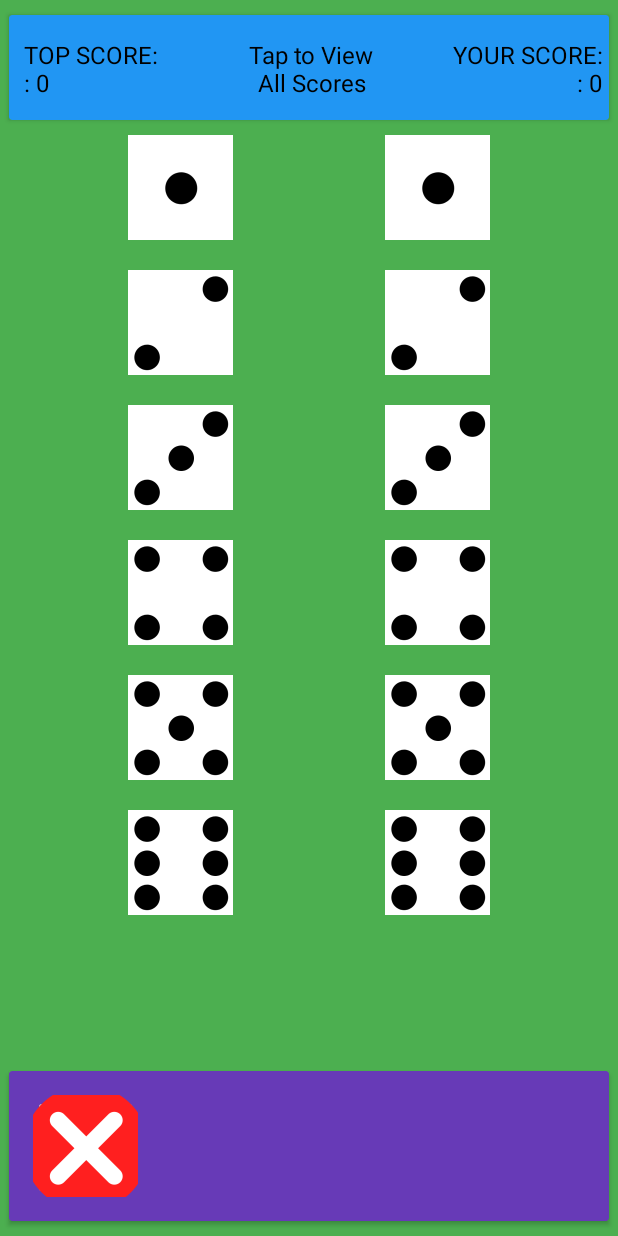
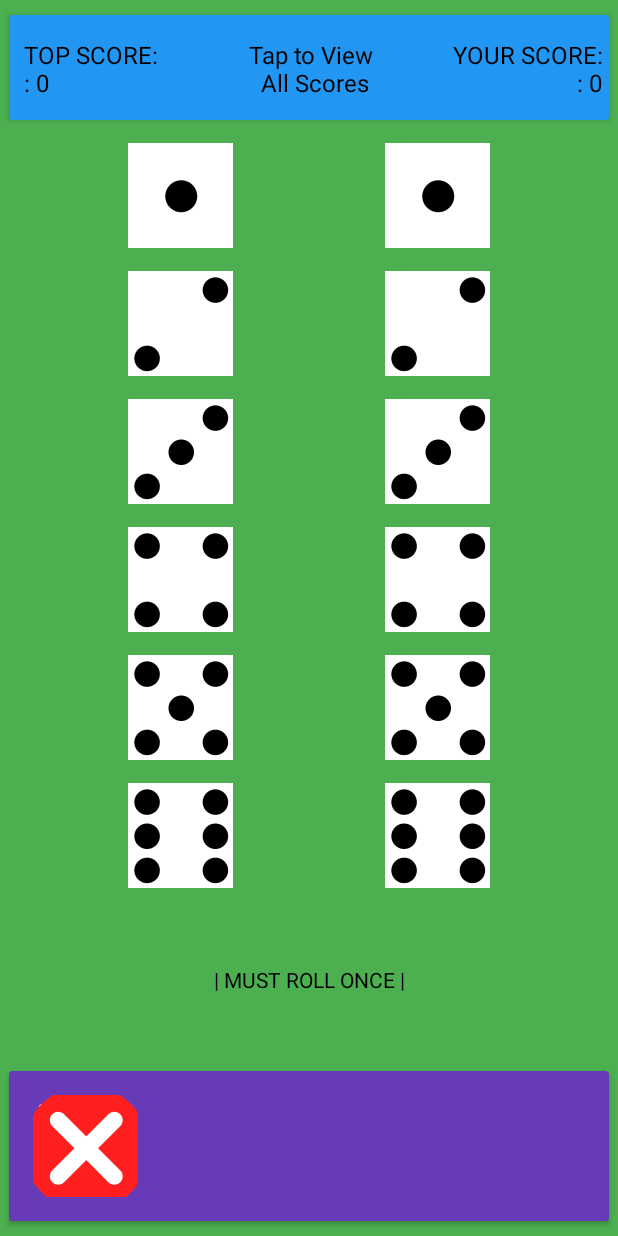
Before and after one commit to Wahad10/ECS193_PigKeeper, an Android app: the RollActivity screen opened directly, with no data from a screen before it, after a tap on an icon or button, on a phone screen of 412 x 824 dp. Run offline under Robolectric (Android 15) with nearby library versions, the phone set to English and light mode, and no system bars; 1 statement that could not run was skipped; 2 other taps on this screen came first.

Commit message:
Added special rule case consequence text to bottom of roll screen

```diff
--- a/app/src/main/java/com/example/pigkeeper/GlobalData.kt
+++ b/app/src/main/java/com/example/pigkeeper/GlobalData.kt
@@ -3,7 +3,6 @@ package com.example.pigkeeper
 import android.app.Application
 import android.content.Context
 import android.content.SharedPreferences
-import kotlin.collections.mutableMapOf
 
 class GlobalData: Application() {
     lateinit var players : ArrayList<String>
@@ -40,6 +39,7 @@ class GlobalData: Application() {
     var previousPlayerLastRollWasDouble: Boolean = false
     var previousPlayerConsecutiveDoubleRolls: Int = 0
     var lastLastRollWasDouble: Boolean = false
+    var textConsequenceBuilder = StringBuilder()
 
 
     //Add rules here, idk what data structure you want
@@ -130,6 +130,7 @@ class GlobalData: Application() {
         previousPlayerLastRollWasDouble = sharedPreferences.getBoolean("previousPlayerLastRollWasDouble", false)
         previousPlayerConsecutiveDoubleRolls = sharedPreferences.getInt("previousPlayerConsecutiveDoubleRolls", 0)
         lastLastRollWasDouble = sharedPreferences.getBoolean("lastLastRollWasDouble", false)
+        textConsequenceBuilder = StringBuilder(sharedPreferences.getString("textConsequenceBuilder", ""))
     }
 
     fun saveData() {
@@ -185,6 +186,7 @@ class GlobalData: Application() {
         editor.putBoolean("previousPlayerLastRollWasDouble", previousPlayerLastRollWasDouble)
         editor.putInt("previousPlayerConsecutiveDoubleRolls", previousPlayerConsecutiveDoubleRolls)
         editor.putBoolean("lastLastRollWasDouble", lastLastRollWasDouble)
+        editor.putString("textConsequenceBuilder", textConsequenceBuilder.toString())
 
 
         editor.apply()
--- a/app/src/main/java/com/example/pigkeeper/RollActivity.kt
+++ b/app/src/main/java/com/example/pigkeeper/RollActivity.kt
@@ -1,17 +1,14 @@
 package com.example.pigkeeper
 
 import android.content.Intent
-import android.content.res.ColorStateList
 import android.graphics.Color
 import android.graphics.PorterDuff
-import androidx.appcompat.app.AppCompatActivity
 import android.os.Bundle
 import android.util.Log
 import android.view.View
-import android.widget.Button
-import android.widget.EditText
 import android.widget.ImageButton
 import android.widget.TextView
+import androidx.appcompat.app.AppCompatActivity
 import androidx.cardview.widget.CardView
 
 class RollActivity : AppCompatActivity() {
@@ -43,6 +40,7 @@ class RollActivity : AppCompatActivity() {
     private var previousPlayerLastRollWasDouble: Boolean = false
     private var previousPlayerConsecutiveDoubleRolls: Int = 0
     private var lastLastRollWasDouble: Boolean = false
+    private var textConsequenceBuilder = StringBuilder()
     //END NEW
 
     private var currentPlayer: String = ""
@@ -57,6 +55,7 @@ class RollActivity : AppCompatActivity() {
     private var endingPlayer: String = ""
 
     //Items from layout that need to be passed to other functions
+    private lateinit var textConsequence: TextView
     private lateinit var textYourScore: TextView
     private lateinit var textTopScore: TextView
     private lateinit var leftDiceButtons: List<ImageButton>
@@ -90,6 +89,7 @@ class RollActivity : AppCompatActivity() {
 
 
         //Get all items from layout
+        textConsequence = findViewById<TextView>(R.id.textConsequence)
         textYourScore = findViewById<TextView>(R.id.textYourScore)
         textTopScore = findViewById<TextView>(R.id.textTopScore)
         val topCard = findViewById<CardView>(R.id.cardTop)
@@ -118,6 +118,10 @@ class RollActivity : AppCompatActivity() {
         // Initially hide both next buttons and undo button
         hideNextButtons()
         undoRollButton.visibility = View.INVISIBLE
+        // Initially show that player must roll at least once
+        if(!rolledOnce){
+            addTextConsequence("| MUST ROLL ONCE |")
+        }
 
 
         //THIS CODE BLOCK KEEPS DATA ALIVE
@@ -284,10 +288,26 @@ class RollActivity : AppCompatActivity() {
         nextPlayerButton.visibility = View.GONE
     }
 
+    private fun addTextConsequence(consequence: String){
+        textConsequenceBuilder.append(consequence)
+        textConsequence.setText(textConsequenceBuilder)
+        textConsequence.setVisibility(View.VISIBLE);
+    }
+
+    private fun hideTextConsequence(){
+        textConsequenceBuilder.setLength(0)
+        textConsequence.setVisibility(View.GONE);
+
+        if(!rolledOnce){
+            addTextConsequence("| MUST ROLL ONCE |")
+        }
+    }
+
     //when unselecting a dice, it will show the roll start score
     private fun showRollStartScore(){
         currentPlayerNewScore = currentPlayerRollStartScore
         showScoreText()
+        hideTextConsequence()
     }
 
     //main logic function to calculate the players score based on the two dice
@@ -301,6 +321,8 @@ class RollActivity : AppCompatActivity() {
         //HERE, MOVED IF AGAIN TO ROLLNEXT
         lastRollWasDouble = false
         lastLastRollWasDouble = false
+        //reset text Consequence
+        //hideTextConsequence()
 
 
 //       //need to implement special rule cases here
@@ -354,23 +376,28 @@ class RollActivity : AppCompatActivity() {
 
     private fun doublePoints(){
         currentPlayerNewScore = nameToScore[currentPlayer]!! + (2*selectedScore)
+        addTextConsequence("| DOUBLE POINTS |")
     }
 
     //this not right, IS RIGHT NOW (complicated undo function)
     private fun loseTurn(){
         mustNextPlayer = true
+        addTextConsequence("| LOSE TURN |")
     }
 
     private fun mustRollAgain(){
         mustNextRoll = true
+        addTextConsequence("| MUST ROLL AGAIN |")
     }
 
     private fun resetScoreToLastTurn(){
         currentPlayerNewScore = currentPlayerLastTurnScore
+        addTextConsequence("| RESET TURN SCORE |")
     }
 
     private fun resetScoreToZero(){
         currentPlayerNewScore = 0
+        addTextConsequence("| RESET SCORE TO 0 |")
     }
 
     private fun showScoreText(){
@@ -424,6 +451,13 @@ class RollActivity : AppCompatActivity() {
         }
         //lastLastRollWasDouble = lastRollWasDouble
         resetVariables()
+        //get rid of roll once text
+        if(wasFirstRoll){
+            val index: Int = textConsequenceBuilder.indexOf("| MUST ROLL ONCE |")
+            textConsequenceBuilder.delete(index, index + "| MUST ROLL ONCE |".length)
+            textConsequence.setText(textConsequenceBuilder)
+            textConsequence.setVisibility(View.VISIBLE)
+        }
     }
 
     //saves the current player's info and loads next player
@@ -478,6 +512,7 @@ class RollActivity : AppCompatActivity() {
         lastRollWasDouble = false
         consecutiveDoubleRolls = 0
         resetVariables()
+        hideTextConsequence()
     }
 
     //FOR NOW only undo once (the last action)
@@ -511,6 +546,7 @@ class RollActivity : AppCompatActivity() {
                 }
                 //disableDiceSelect = false
                 resetVariables()
+                hideTextConsequence()
 
             //if current player has rolled once
             } else if(rolledOnce){
@@ -555,6 +591,7 @@ class RollActivity : AppCompatActivity() {
                 currentPlayerRollStartScore = nameToScore[currentPlayer]!!
                 disableDiceSelect = false
                 resetVariables()
+                hideTextConsequence()
             }
 
             /**if(lastRollWasMustNextRoll){
@@ -587,6 +624,7 @@ class RollActivity : AppCompatActivity() {
         showScoreText()
         updateDiceButtonSelection(leftDiceButtons, -1)
         updateDiceButtonSelection(rightDiceButtons, -1)
+        //hideTextConsequence() I dont want roll next to reset the text
     }
 
     private fun updatePot(){
@@ -655,6 +693,7 @@ class RollActivity : AppCompatActivity() {
         globalVariable.previousPlayerLastRollWasDouble = this.previousPlayerLastRollWasDouble
         globalVariable.previousPlayerConsecutiveDoubleRolls = this.previousPlayerConsecutiveDoubleRolls
         globalVariable.lastLastRollWasDouble = this.lastLastRollWasDouble
+        globalVariable.textConsequenceBuilder = this.textConsequenceBuilder
 
         //save scores to global vars
         globalVariable.nameToScore = this.nameToScore
@@ -689,6 +728,7 @@ class RollActivity : AppCompatActivity() {
         this.previousPlayerLastRollWasDouble = globalVariable.previousPlayerLastRollWasDouble
         this.previousPlayerConsecutiveDoubleRolls = globalVariable.previousPlayerConsecutiveDoubleRolls
         this.lastLastRollWasDouble = globalVariable.lastLastRollWasDouble
+        this.textConsequenceBuilder = globalVariable.textConsequenceBuilder
 
         //restore scores from global vars
         this.nameToScore = globalVariable.nameToScore
@@ -698,5 +738,11 @@ class RollActivity : AppCompatActivity() {
         if(rolledOnce){
             showNextPlayerButton()
         }
+        if(textConsequenceBuilder.length > 0){
+            Log.d("me", rolledOnce.toString())
+            Log.d("me", textConsequenceBuilder.toString())
+            textConsequence.setText(textConsequenceBuilder)
+            textConsequence.setVisibility(View.VISIBLE);
+        }
     }
 }
--- a/app/src/main/res/layout/activity_roll.xml
+++ b/app/src/main/res/layout/activity_roll.xml
@@ -51,7 +51,7 @@
             android:layout_height="wrap_content"
             android:layout_marginStart="160dp"
             android:layout_marginTop="15dp"
-            android:text="Tap to View\nAll Scores"
+            android:text="Tap to View\n All Scores"
             android:textAlignment="center"
             android:textColor="#000000"
             android:textSize="16sp"
@@ -95,21 +95,21 @@
                 android:id="@+id/imageButtonNextRoll"
                 android:layout_width="70dp"
                 android:layout_height="70dp"
+                android:visibility="gone"
+                app:layout_constraintEnd_toEndOf="@+id/imageButtonNextPlayer"
+                app:layout_constraintStart_toStartOf="@+id/imageButtonNextPlayer"
                 app:layout_constraintTop_toTopOf="@+id/imageButtonNextPlayer"
-                app:layout_constraintStart_toStartOf="@+id/imageButtonNextPlayer"
-                app:layout_constraintEnd_toEndOf="@+id/imageButtonNextPlayer"
-                app:srcCompat="@mipmap/check_foreground"
-                android:visibility="gone" />
+                app:srcCompat="@mipmap/check_foreground" />
 
             <ImageButton
                 android:id="@+id/imageButtonNextPlayer"
                 android:layout_width="70dp"
                 android:layout_height="70dp"
+                android:visibility="gone"
                 app:layout_constraintBottom_toBottomOf="@+id/cardBottom"
+                app:layout_constraintEnd_toEndOf="parent"
                 app:layout_constraintStart_toStartOf="parent"
-                app:layout_constraintEnd_toEndOf="parent"
-                app:srcCompat="@mipmap/nextplayer_foreground"
-                android:visibility="gone" />
+                app:srcCompat="@mipmap/nextplayer_foreground" />
 
 
         </LinearLayout>
@@ -120,7 +120,7 @@
         android:id="@+id/imageButtonL1"
         android:layout_width="70dp"
         android:layout_height="70dp"
-        android:layout_marginTop="10dp"
+        android:layout_marginTop="15dp"
         app:layout_constraintEnd_toEndOf="parent"
         app:layout_constraintHorizontal_bias="0.25"
         app:layout_constraintStart_toStartOf="parent"
@@ -131,7 +131,7 @@
         android:id="@+id/imageButtonL2"
         android:layout_width="70dp"
         android:layout_height="70dp"
-        android:layout_marginTop="20dp"
+        android:layout_marginTop="15dp"
         app:layout_constraintEnd_toEndOf="@+id/imageButtonL1"
         app:layout_constraintHorizontal_bias="0.0"
         app:layout_constraintStart_toStartOf="@+id/imageButtonL1"
@@ -142,7 +142,7 @@
         android:id="@+id/imageButtonL3"
         android:layout_width="70dp"
         android:layout_height="70dp"
-        android:layout_marginTop="20dp"
+        android:layout_marginTop="15dp"
         app:layout_constraintEnd_toEndOf="@+id/imageButtonL2"
         app:layout_constraintHorizontal_bias="0.0"
         app:layout_constraintStart_toStartOf="@+id/imageButtonL2"
@@ -153,7 +153,7 @@
         android:id="@+id/imageButtonL4"
         android:layout_width="70dp"
         android:layout_height="70dp"
-        android:layout_marginTop="20dp"
+        android:layout_marginTop="15dp"
         app:layout_constraintEnd_toEndOf="@+id/imageButtonL3"
         app:layout_constraintHorizontal_bias="0.0"
         app:layout_constraintStart_toStartOf="@+id/imageButtonL3"
@@ -164,7 +164,7 @@
         android:id="@+id/imageButtonL5"
         android:layout_width="70dp"
         android:layout_height="70dp"
-        android:layout_marginTop="20dp"
+        android:layout_marginTop="15dp"
         app:layout_constraintEnd_toEndOf="@+id/imageButtonL4"
         app:layout_constraintHorizontal_bias="0.0"
         app:layout_constraintStart_toStartOf="@+id/imageButtonL4"
@@ -175,7 +175,7 @@
         android:id="@+id/imageButtonL6"
         android:layout_width="70dp"
         android:layout_height="70dp"
-        android:layout_marginTop="20dp"
+        android:layout_marginTop="15dp"
         app:layout_constraintBottom_toTopOf="@+id/cardBottom"
         app:layout_constraintEnd_toEndOf="@+id/imageButtonL5"
         app:layout_constraintHorizontal_bias="0.0"
@@ -188,7 +188,7 @@
         android:id="@+id/imageButtonR1"
         android:layout_width="70dp"
         android:layout_height="70dp"
-        android:layout_marginTop="10dp"
+        android:layout_marginTop="15dp"
         app:layout_constraintEnd_toEndOf="parent"
         app:layout_constraintHorizontal_bias="0.75"
         app:layout_constraintStart_toStartOf="parent"
@@ -199,7 +199,7 @@
         android:id="@+id/imageButtonR2"
         android:layout_width="70dp"
         android:layout_height="70dp"
-        android:layout_marginTop="20dp"
+        android:layout_marginTop="15dp"
         app:layout_constraintEnd_toEndOf="@+id/imageButtonR1"
         app:layout_constraintStart_toStartOf="@+id/imageButtonR1"
         app:layout_constraintTop_toBottomOf="@+id/imageButtonR1"
@@ -209,7 +209,7 @@
         android:id="@+id/imageButtonR3"
         android:layout_width="70dp"
         android:layout_height="70dp"
-        android:layout_marginTop="20dp"
+        android:layout_marginTop="15dp"
         app:layout_constraintEnd_toEndOf="@+id/imageButtonR2"
         app:layout_constraintStart_toStartOf="@+id/imageButtonR2"
         app:layout_constraintTop_toBottomOf="@+id/imageButtonR2"
@@ -219,7 +219,7 @@
         android:id="@+id/imageButtonR4"
         android:layout_width="70dp"
         android:layout_height="70dp"
-        android:layout_marginTop="20dp"
+        android:layout_marginTop="15dp"
         app:layout_constraintEnd_toEndOf="@+id/imageButtonR3"
         app:layout_constraintStart_toStartOf="@+id/imageButtonR3"
         app:layout_constraintTop_toBottomOf="@+id/imageButtonR3"
@@ -229,7 +229,7 @@
         android:id="@+id/imageButtonR5"
         android:layout_width="70dp"
         android:layout_height="70dp"
-        android:layout_marginTop="20dp"
+        android:layout_marginTop="15dp"
         app:layout_constraintEnd_toEndOf="@+id/imageButtonR4"
         app:layout_constraintStart_toStartOf="@+id/imageButtonR4"
         app:layout_constraintTop_toBottomOf="@+id/imageButtonR4"
@@ -239,10 +239,23 @@
         android:id="@+id/imageButtonR6"
         android:layout_width="70dp"
         android:layout_height="70dp"
-        android:layout_marginTop="20dp"
+        android:layout_marginTop="15dp"
         app:layout_constraintEnd_toEndOf="@+id/imageButtonR5"
         app:layout_constraintStart_toStartOf="@+id/imageButtonR5"
         app:layout_constraintTop_toBottomOf="@+id/imageButtonR5"
         app:srcCompat="@mipmap/dice_six_foreground" />
 
+    <TextView
+        android:id="@+id/textConsequence"
+        android:layout_width="wrap_content"
+        android:layout_height="wrap_content"
+        android:text="TextView"
+        android:textAlignment="center"
+        android:textAllCaps="true"
+        android:textColor="#000000"
+        app:layout_constraintBottom_toTopOf="@+id/cardBottom"
+        app:layout_constraintEnd_toEndOf="parent"
+        app:layout_constraintStart_toStartOf="parent"
+        app:layout_constraintTop_toBottomOf="@+id/imageButtonR6" />
+
 </androidx.constraintlayout.widget.ConstraintLayout>
```
